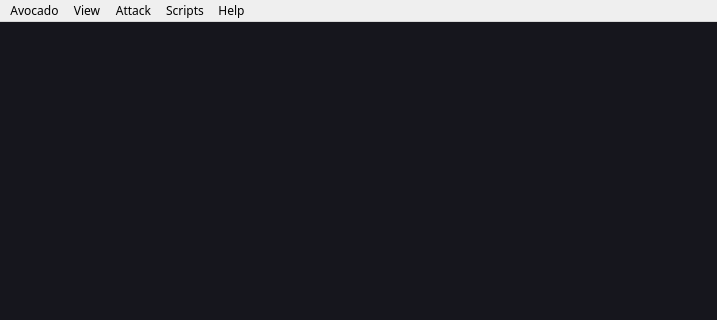
Above: src/operator/gui/resources/ui/main_window.ui from ProDefense/Avocado before the change; both pictures show x 0 to 717 and y 0 to 320 of the 717 by 572 pixel window. Below: the same form after it.
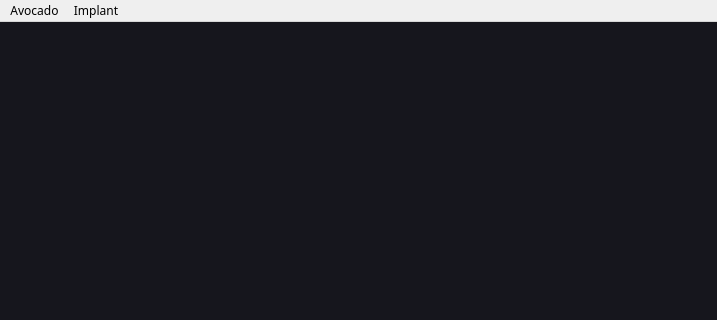
That is the form after the change.

Commit message: 'generate' menu item

```diff
--- a/src/operator/gui/resources/ui/main_window.ui
+++ b/src/operator/gui/resources/ui/main_window.ui
@@ -54,35 +54,14 @@
     <addaction name="separator"/>
     <addaction name="actionQuit_Avocado"/>
    </widget>
-   <widget class="QMenu" name="menuView">
+   <widget class="QMenu" name="menuImplant">
     <property name="title">
-     <string>View</string>
+     <string>Implant</string>
     </property>
-    <addaction name="actionPlaceholder"/>
-   </widget>
-   <widget class="QMenu" name="menuAttack">
-    <property name="title">
-     <string>Attack</string>
-    </property>
-    <addaction name="actionPlaceholder_3"/>
-   </widget>
-   <widget class="QMenu" name="menuScripts">
-    <property name="title">
-     <string>Scripts</string>
-    </property>
-    <addaction name="actionPlaceholder_4"/>
-   </widget>
-   <widget class="QMenu" name="menuHelp">
-    <property name="title">
-     <string>Help</string>
-    </property>
-    <addaction name="actionPlaceholder_5"/>
+    <addaction name="generateAction"/>
    </widget>
    <addaction name="menuAvocado"/>
-   <addaction name="menuView"/>
-   <addaction name="menuAttack"/>
-   <addaction name="menuScripts"/>
-   <addaction name="menuHelp"/>
+   <addaction name="menuImplant"/>
   </widget>
   <widget class="QStatusBar" name="statusbar"/>
   <action name="actionAbout">
```
Left out of the diff: 10 changed lines with no effect on the pictures. The commit also changes 2 other files.
